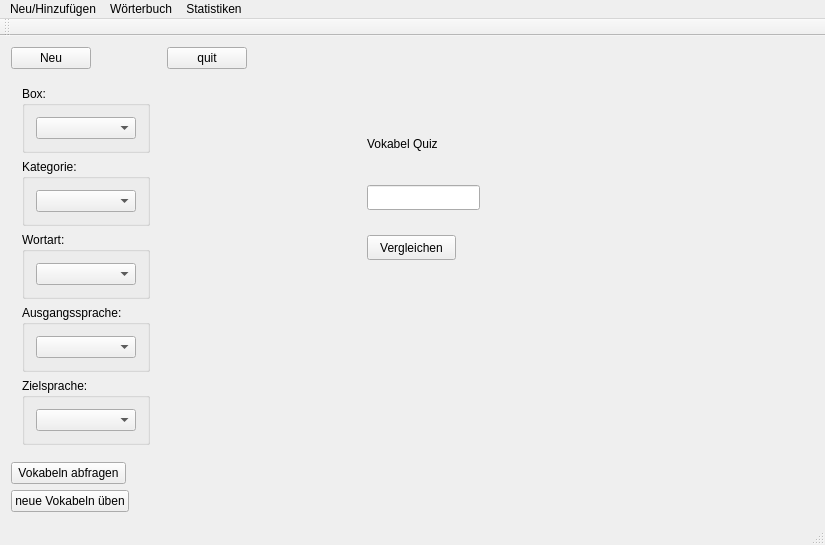
Before: the Qt Designer form Vokabeltrainer/mainwindow.ui in rschiri/Vokabeltrainer, drawn with Qt 5.
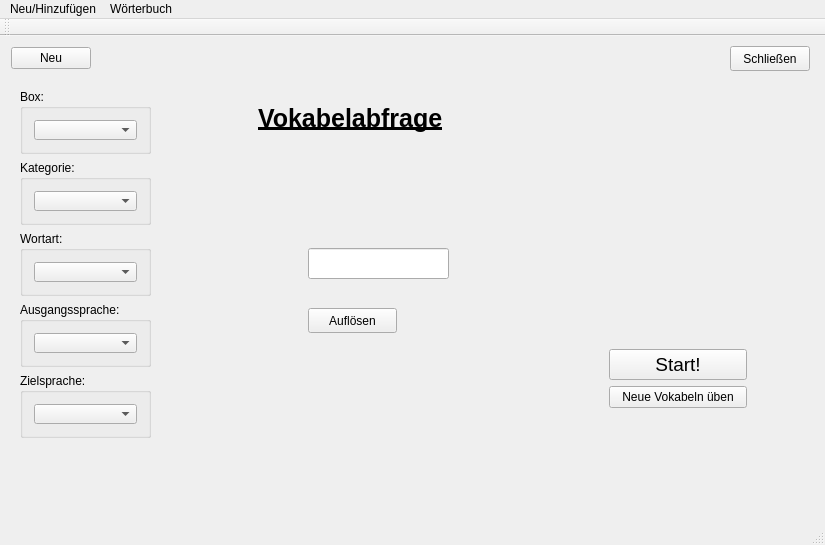
After: the same form once the commit is applied.

Patch:
```diff
--- a/Vokabeltrainer/mainwindow.ui
+++ b/Vokabeltrainer/mainwindow.ui
@@ -17,26 +17,15 @@
    <enum>Qt::LeftToRight</enum>
   </property>
   <widget class="QWidget" name="centralWidget">
-   <layout class="QFormLayout" name="formLayout">
-    <item row="0" column="0">
-     <layout class="QHBoxLayout" name="horizontalLayout">
-      <item>
-       <widget class="QPushButton" name="Neu_Button">
-        <property name="sizePolicy">
-         <sizepolicy hsizetype="Fixed" vsizetype="Fixed">
-          <horstretch>0</horstretch>
-          <verstretch>0</verstretch>
-         </sizepolicy>
-        </property>
-        <property name="text">
-         <string>Neu</string>
-        </property>
-       </widget>
-      </item>
-     </layout>
-    </item>
-    <item row="0" column="1">
      <widget class="QPushButton" name="quit_Button">
+    <property name="geometry">
+     <rect>
+      <x>730</x>
+      <y>10</y>
+      <width>80</width>
+      <height>25</height>
+     </rect>
+    </property>
       <property name="sizePolicy">
        <sizepolicy hsizetype="Fixed" vsizetype="Fixed">
         <horstretch>0</horstretch>
@@ -47,12 +36,18 @@
        <enum>Qt::RightToLeft</enum>
       </property>
       <property name="text">
-       <string>quit</string>
-      </property>
-     </widget>
-    </item>
-    <item row="1" column="0">
+     <string>Schließen</string>
+    </property>
+   </widget>
      <widget class="QSplitter" name="splitter">
+    <property name="geometry">
+     <rect>
+      <x>9</x>
+      <y>42</y>
+      <width>153</width>
+      <height>371</height>
+     </rect>
+    </property>
       <property name="orientation">
        <enum>Qt::Vertical</enum>
       </property>
@@ -121,29 +116,44 @@
        </layout>
       </widget>
      </widget>
-    </item>
-    <item row="1" column="1">
      <widget class="QWidget" name="widget" native="true">
+    <property name="geometry">
+     <rect>
+      <x>168</x>
+      <y>42</y>
+      <width>648</width>
+      <height>371</height>
+     </rect>
+    </property>
       <widget class="QLabel" name="labelQuiz">
        <property name="geometry">
         <rect>
-         <x>200</x>
-         <y>60</y>
-         <width>131</width>
-         <height>17</height>
-        </rect>
-       </property>
+       <x>140</x>
+       <y>100</y>
+       <width>201</width>
+       <height>41</height>
+      </rect>
+     </property>
+     <property name="font">
+      <font>
+       <pointsize>16</pointsize>
+       <weight>50</weight>
+       <italic>false</italic>
+       <bold>false</bold>
+       <underline>false</underline>
+      </font>
+     </property>
        <property name="text">
-        <string>Vokabel Quiz</string>
+      <string/>
        </property>
       </widget>
       <widget class="QLabel" name="labelResult">
        <property name="geometry">
         <rect>
-         <x>210</x>
-         <y>230</y>
-         <width>67</width>
-         <height>17</height>
+       <x>140</x>
+       <y>290</y>
+       <width>101</width>
+       <height>20</height>
         </rect>
        </property>
        <property name="text">
@@ -153,43 +163,108 @@
       <widget class="QLineEdit" name="editAnswer">
        <property name="geometry">
         <rect>
-         <x>200</x>
-         <y>110</y>
-         <width>113</width>
-         <height>25</height>
+       <x>140</x>
+       <y>170</y>
+       <width>141</width>
+       <height>31</height>
         </rect>
        </property>
       </widget>
       <widget class="QPushButton" name="buttonCompare">
        <property name="geometry">
         <rect>
-         <x>200</x>
-         <y>160</y>
+       <x>140</x>
+       <y>230</y>
          <width>89</width>
          <height>25</height>
         </rect>
        </property>
        <property name="text">
-        <string>Vergleichen</string>
-       </property>
-      </widget>
-     </widget>
-    </item>
-    <item row="2" column="0">
+      <string>Auflösen</string>
+     </property>
+    </widget>
+    <widget class="QLabel" name="label">
+     <property name="geometry">
+      <rect>
+       <x>90</x>
+       <y>10</y>
+       <width>221</width>
+       <height>61</height>
+      </rect>
+     </property>
+     <property name="font">
+      <font>
+       <pointsize>19</pointsize>
+       <weight>75</weight>
+       <bold>true</bold>
+       <underline>true</underline>
+      </font>
+     </property>
+     <property name="text">
+      <string>Vokabelabfrage</string>
+     </property>
+    </widget>
+    <widget class="QWidget" name="verticalLayoutWidget">
+     <property name="geometry">
+      <rect>
+       <x>430</x>
+       <y>260</y>
+       <width>160</width>
+       <height>81</height>
+      </rect>
+     </property>
+     <layout class="QVBoxLayout" name="verticalLayout_2">
+      <item>
      <widget class="QPushButton" name="buttonTestVocabulary">
+        <property name="sizePolicy">
+         <sizepolicy hsizetype="Minimum" vsizetype="Preferred">
+          <horstretch>0</horstretch>
+          <verstretch>0</verstretch>
+         </sizepolicy>
+        </property>
+        <property name="font">
+         <font>
+          <pointsize>14</pointsize>
+         </font>
+        </property>
       <property name="text">
-       <string> Vokabeln abfragen </string>
+         <string>Start!</string>
       </property>
      </widget>
     </item>
-    <item row="3" column="0">
+      <item>
      <widget class="QPushButton" name="buttonTestNewVocabulary">
+        <property name="sizePolicy">
+         <sizepolicy hsizetype="Minimum" vsizetype="Fixed">
+          <horstretch>0</horstretch>
+          <verstretch>0</verstretch>
+         </sizepolicy>
+        </property>
       <property name="text">
-       <string>neue Vokabeln üben</string>
+         <string>Neue Vokabeln üben</string>
       </property>
      </widget>
     </item>
    </layout>
+    </widget>
+   </widget>
+   <widget class="QWidget" name="">
+    <layout class="QHBoxLayout" name="horizontalLayout">
+     <item>
+      <widget class="QPushButton" name="Neu_Button">
+       <property name="sizePolicy">
+        <sizepolicy hsizetype="Fixed" vsizetype="Fixed">
+         <horstretch>0</horstretch>
+         <verstretch>0</verstretch>
+        </sizepolicy>
+       </property>
+       <property name="text">
+        <string>Neu</string>
+       </property>
+      </widget>
+     </item>
+    </layout>
+   </widget>
   </widget>
   <widget class="QMenuBar" name="menuBar">
    <property name="geometry">
@@ -215,14 +290,8 @@
     </property>
     <addaction name="actionOpen"/>
    </widget>
-   <widget class="QMenu" name="menuStatistiken">
-    <property name="title">
-     <string>Statistiken</string>
-    </property>
-   </widget>
    <addaction name="menuNeu_Hinzuf_gen"/>
    <addaction name="menuW_rterbuch"/>
-   <addaction name="menuStatistiken"/>
   </widget>
   <widget class="QStatusBar" name="statusBar"/>
   <widget class="QToolBar" name="toolBar">
```
Lines whose indentation alone changed are shown as unchanged.
